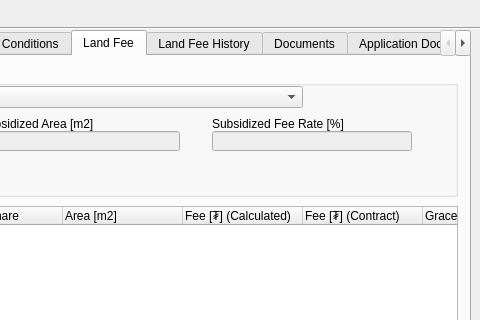
teamlm2/lm2_mgis, file view/ContractDialog.ui: the form before one commit; both pictures show x 320 to 800 and y 0 to 320 of the 800 by 470 pixel window.
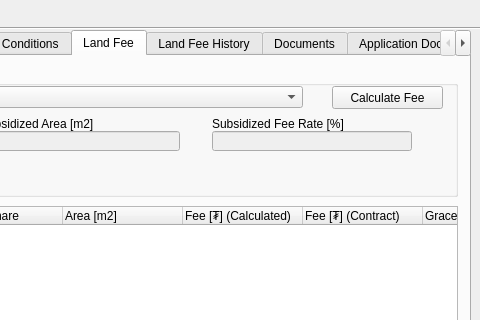
The form after the commit. The open tabs and pages were chosen to show the change. Icons and pictures are not drawn.

What changed in the file:
```diff
--- a/view/ContractDialog.ui
+++ b/view/ContractDialog.ui
@@ -1316,6 +1316,19 @@
        <string>Select base fee</string>
       </property>
      </widget>
+     <widget class="QPushButton" name="refresh_fee_button">
+      <property name="geometry">
+       <rect>
+        <x>630</x>
+        <y>20</y>
+        <width>111</width>
+        <height>23</height>
+       </rect>
+      </property>
+      <property name="text">
+       <string>Calculate Fee</string>
+      </property>
+     </widget>
     </widget>
     <widget class="QTableWidget" name="land_fee_twidget">
      <property name="geometry">
```
Left out of the diff: 2 changed lines with no effect on the pictures.
